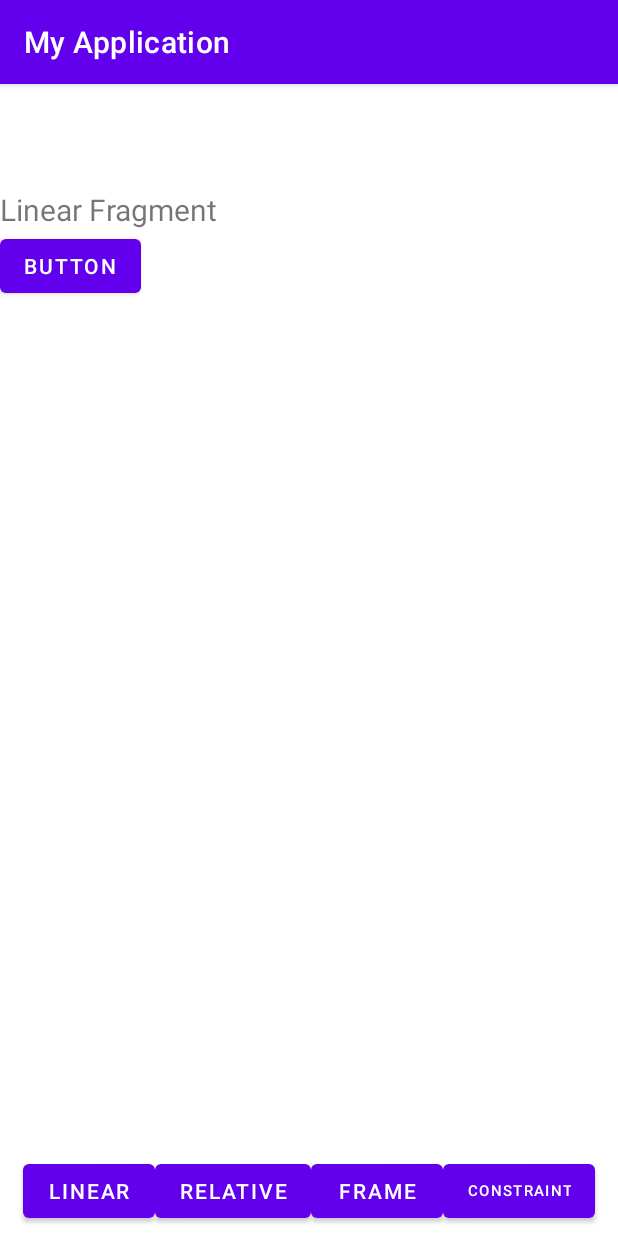
After one commit to Karthikeyan-B-15/MyApplication, an Android app: the fragment LinearFrag placed in its activity, on a phone screen of 412 x 824 dp. The commit adds this screen. Run offline under Robolectric (Android 15) with nearby library versions, the phone set to English and light mode, and no system bars.

Commit message:
linear layout and relative layout are designed with fragments and learn about those attributes

```diff
--- a/app/src/main/AndroidManifest.xml
+++ b/app/src/main/AndroidManifest.xml
@@ -18,6 +18,12 @@
         android:supportsRtl="true"
         android:theme="@style/Theme.MyApplication"
         tools:targetApi="31">
+        <activity
+            android:name=".Layout"
+            android:exported="false" />
+        <activity
+            android:name=".LayoutHome"
+            android:exported="false" />
         <activity
             android:name=".ForegroundService"
             android:exported="false" />
--- /dev/null
+++ b/app/src/main/java/com/example/myapplication/ConstraintFrag.java
@@ -0,0 +1,19 @@
+package com.example.myapplication;
+
+import android.os.Bundle;
+import android.view.LayoutInflater;
+import android.view.View;
+import android.view.ViewGroup;
+
+import androidx.annotation.NonNull;
+import androidx.annotation.Nullable;
+import androidx.fragment.app.Fragment;
+
+public class ConstraintFrag extends Fragment {
+    @Nullable
+    @Override
+    public View onCreateView(@NonNull LayoutInflater inflater, @Nullable ViewGroup container, @Nullable Bundle savedInstanceState) {
+        View v=inflater.inflate(R.layout.constraintfrag,container,false);
+        return v;
+    }
+}
--- /dev/null
+++ b/app/src/main/java/com/example/myapplication/FrameFrag.java
@@ -0,0 +1,19 @@
+package com.example.myapplication;
+
+import android.os.Bundle;
+import android.view.LayoutInflater;
+import android.view.View;
+import android.view.ViewGroup;
+
+import androidx.annotation.NonNull;
+import androidx.annotation.Nullable;
+import androidx.fragment.app.Fragment;
+
+public class FrameFrag extends Fragment {
+    @Nullable
+    @Override
+    public View onCreateView(@NonNull LayoutInflater inflater, @Nullable ViewGroup container, @Nullable Bundle savedInstanceState) {
+        View v=inflater.inflate(R.layout.framefrag,container,false);
+        return v;
+    }
+}
--- /dev/null
+++ b/app/src/main/java/com/example/myapplication/LayoutHome.java
@@ -0,0 +1,77 @@
+package com.example.myapplication;
+
+import androidx.appcompat.app.AppCompatActivity;
+import androidx.fragment.app.FragmentManager;
+import androidx.fragment.app.FragmentTransaction;
+
+import android.os.Bundle;
+import android.view.View;
+import android.widget.Button;
+
+public class LayoutHome extends AppCompatActivity {
+    private Button lbtn2,lbtn3,lbtn4,lbtn5;
+    FragmentManager fragmentManager;
+    FragmentTransaction fragmentTransaction;
+    LinearFrag linearFrag=new LinearFrag();
+    RelativeFrag relativeFrag=new RelativeFrag();
+    FrameFrag frameFrag=new FrameFrag();
+    ConstraintFrag constraintFrag=new ConstraintFrag();
+    @Override
+    protected void onCreate(Bundle savedInstanceState) {
+        super.onCreate(savedInstanceState);
+        setContentView(R.layout.activity_layout_home);
+        lbtn2=(Button) findViewById(R.id.lbtn2);
+        lbtn3=(Button) findViewById(R.id.lbtn3);
+        lbtn4=(Button) findViewById(R.id.lbtn4);
+        lbtn5=(Button) findViewById(R.id.lbtn5);
+
+        fragmentManager=getSupportFragmentManager();
+
+        lbtn2.setOnClickListener(new View.OnClickListener() {
+            @Override
+            public void onClick(View view) {
+                if(fragmentManager.findFragmentByTag("linear")==null){
+               fragmentTransaction=fragmentManager.beginTransaction();
+
+                fragmentTransaction.replace(R.id.layoutContainer,linearFrag,"linear")
+                        .addToBackStack(null)
+                        .commit();
+            }}
+        });
+        lbtn3.setOnClickListener(new View.OnClickListener() {
+            @Override
+            public void onClick(View view) {
+                if(fragmentManager.findFragmentByTag("relative")==null){
+                fragmentTransaction=fragmentManager.beginTransaction();
+
+                fragmentTransaction.replace(R.id.layoutContainer,relativeFrag,"relative")
+                        .addToBackStack(null)
+                        .commit();
+            }}
+        });
+        lbtn4.setOnClickListener(new View.OnClickListener() {
+            @Override
+            public void onClick(View view) {
+                if(fragmentManager.findFragmentByTag("frame")==null){
+                 fragmentTransaction=fragmentManager.beginTransaction();
+
+                fragmentTransaction.replace(R.id.layoutContainer,frameFrag,"frame")
+                        .addToBackStack(null)
+                        .commit();
+            }}
+        });
+        lbtn5.setOnClickListener(new View.OnClickListener() {
+            @Override
+            public void onClick(View view) {
+                if(fragmentManager.findFragmentByTag("constraint")==null) {
+                    fragmentTransaction = fragmentManager.beginTransaction();
+
+                    fragmentTransaction.replace(R.id.layoutContainer, constraintFrag, "constraint")
+                            .addToBackStack(null)
+                            .commit();
+                }
+            }
+        });
+    }
+
+}
--- /dev/null
+++ b/app/src/main/java/com/example/myapplication/LinearFrag.java
@@ -0,0 +1,19 @@
+package com.example.myapplication;
+
+import android.os.Bundle;
+import android.view.LayoutInflater;
+import android.view.View;
+import android.view.ViewGroup;
+
+import androidx.annotation.NonNull;
+import androidx.annotation.Nullable;
+import androidx.fragment.app.Fragment;
+
+public class LinearFrag extends Fragment {
+    @Nullable
+    @Override
+    public View onCreateView(@NonNull LayoutInflater inflater, @Nullable ViewGroup container, @Nullable Bundle savedInstanceState) {
+        View v=inflater.inflate(R.layout.linearfrag,container,false);
+        return v;
+    }
+}
--- /dev/null
+++ b/app/src/main/java/com/example/myapplication/RelativeFrag.java
@@ -0,0 +1,19 @@
+package com.example.myapplication;
+
+import android.os.Bundle;
+import android.view.LayoutInflater;
+import android.view.View;
+import android.view.ViewGroup;
+
+import androidx.annotation.NonNull;
+import androidx.annotation.Nullable;
+import androidx.fragment.app.Fragment;
+
+public class RelativeFrag extends Fragment {
+    @Nullable
+    @Override
+    public View onCreateView(@NonNull LayoutInflater inflater, @Nullable ViewGroup container, @Nullable Bundle savedInstanceState) {
+        View v=inflater.inflate(R.layout.relativefrag,container,false);
+        return v;
+    }
+}
--- /dev/null
+++ b/app/src/main/res/layout/activity_layout_home.xml
@@ -0,0 +1,53 @@
+<?xml version="1.0" encoding="utf-8"?>
+<androidx.constraintlayout.widget.ConstraintLayout xmlns:android="http://schemas.android.com/apk/res/android"
+    xmlns:app="http://schemas.android.com/apk/res-auto"
+    xmlns:tools="http://schemas.android.com/tools"
+    android:layout_width="match_parent"
+    android:layout_height="match_parent"
+    tools:context=".LayoutHome">
+    <FrameLayout
+        android:layout_width="match_parent"
+        android:layout_height="match_parent"
+        android:id="@+id/layoutContainer"/>
+    <LinearLayout
+        android:layout_width="match_parent"
+        android:layout_height="60dp"
+        android:orientation="horizontal"
+        android:gravity="center"
+        app:layout_constraintBottom_toBottomOf="parent"
+        app:layout_constraintEnd_toEndOf="parent">
+
+        <Button
+            android:layout_width="wrap_content"
+            android:layout_height="wrap_content"
+            android:text="linear"
+            android:textSize="14sp"
+            android:id="@+id/lbtn2"
+            />
+
+        <Button
+            android:layout_width="wrap_content"
+            android:layout_height="wrap_content"
+            android:text="Relative"
+            android:textSize="14sp"
+            android:id="@+id/lbtn3"
+            />
+
+        <Button
+            android:layout_width="wrap_content"
+            android:layout_height="wrap_content"
+            android:text="Frame"
+            android:textSize="14sp"
+            android:id="@+id/lbtn4"
+            />
+
+        <Button
+            android:layout_width="wrap_content"
+            android:layout_height="wrap_content"
+            android:text="Constraint"
+            android:textSize="10sp"
+            android:id="@+id/lbtn5"
+            />
+    </LinearLayout>
+
+</androidx.constraintlayout.widget.ConstraintLayout>
--- /dev/null
+++ b/app/src/main/res/layout/linearfrag.xml
@@ -0,0 +1,25 @@
+<?xml version="1.0" encoding="utf-8"?>
+<LinearLayout xmlns:android="http://schemas.android.com/apk/res/android"
+    xmlns:app="http://schemas.android.com/apk/res-auto"
+    xmlns:tools="http://schemas.android.com/tools"
+    android:orientation="vertical"
+    android:layout_width="match_parent"
+    android:layout_height="match_parent">
+
+    <TextView
+        android:id="@+id/textView4"
+        android:layout_width="wrap_content"
+        android:layout_height="wrap_content"
+        android:layout_marginTop="70dp"
+        android:text="Linear Fragment"
+        android:textSize="20sp"
+        app:layout_constraintEnd_toEndOf="parent"
+        app:layout_constraintHorizontal_bias="0.498"
+        app:layout_constraintStart_toStartOf="parent"
+        app:layout_constraintTop_toTopOf="parent" />
+
+    <Button
+        android:layout_width="wrap_content"
+        android:layout_height="wrap_content"
+        android:text="Button" />
+</LinearLayout>
```
Also changed, not shown: app/src/main/java/com/example/myapplication/Home.java (+10 -1 lines), app/src/main/java/com/example/myapplication/Layout.java (added, +25 -0 lines), app/src/main/res/layout/activity_home.xml (+25 -0 lines), app/src/main/res/layout/activity_layout.xml (added, +18 -0 lines), app/src/main/res/layout/constraintfrag.xml (added, +19 -0 lines), app/src/main/res/layout/example.xml (added, +16 -0 lines), app/src/main/res/layout/framefrag.xml (added, +24 -0 lines), app/src/main/res/layout/relativefrag.xml (added, +25 -0 lines).
